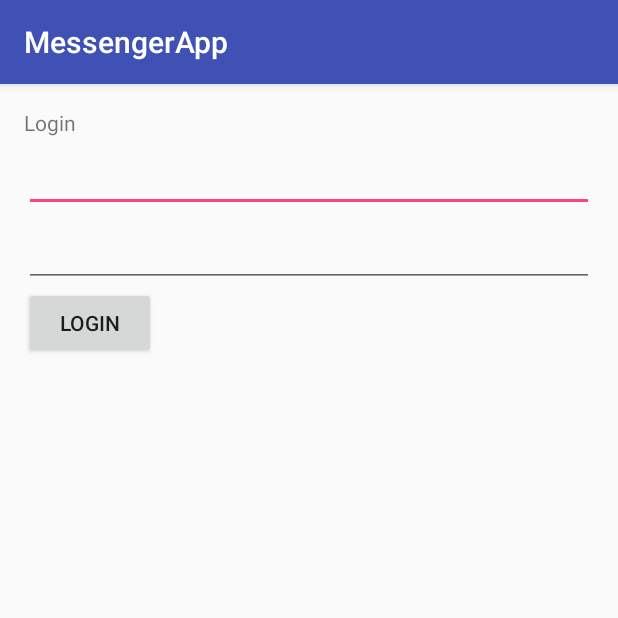
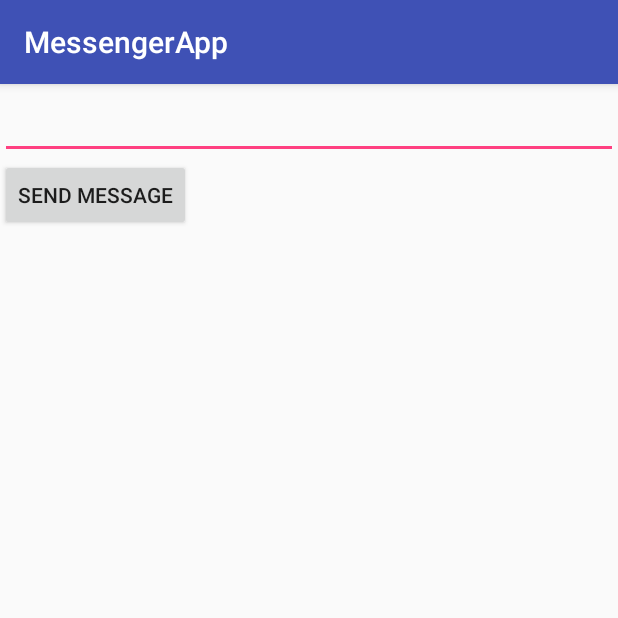
Before and after one commit to MessengerProject/App, an Android app: the screen it shows after launch (Login before the commit, Messenger after it), after a tap on "LOGIN", on a phone screen of 412 x 824 dp, the top half of it. Run offline under Robolectric (Android 15) with nearby library versions, the phone set to English and light mode, and no system bars.

Commit message:
adding Messenger Intent

```diff
--- a/app/src/main/AndroidManifest.xml
+++ b/app/src/main/AndroidManifest.xml
@@ -15,6 +15,7 @@
                 <category android:name="android.intent.category.LAUNCHER" />
             </intent-filter>
         </activity>
+        <activity android:name=".Messenger"></activity>
     </application>
 
 </manifest>
--- a/app/src/main/java/com/example/maxime/messengerapp/Login.java
+++ b/app/src/main/java/com/example/maxime/messengerapp/Login.java
@@ -1,5 +1,6 @@
 package com.example.maxime.messengerapp;
 
+import android.content.Intent;
 import android.support.v7.app.AppCompatActivity;
 import android.os.Bundle;
 import android.util.Log;
@@ -36,15 +37,15 @@ public class Login extends AppCompatActivity {
                 Login_BG_Async.LoginListener loginListener = new Login_BG_Async.LoginListener() {
                     @Override
                     public void onLogin(boolean result) {
-                        if (result)
+                        if (!result)
                         {
                             Toast.makeText(getApplication(), "Unknown User", Toast.LENGTH_LONG).show();
                         }
                         else
                         {
                             //TODO Go to next page with
-                            //Intent intent = new Intent(getApplication(),Login.class);
-                            //startActivity(intent);
+                            Intent intent = new Intent(getApplication(),Messenger.class);
+                            startActivity(intent);
                             Toast.makeText(getApplication(), "Connected!!", Toast.LENGTH_LONG).show();
 
                         }
--- /dev/null
+++ b/app/src/main/java/com/example/maxime/messengerapp/Messenger.java
@@ -0,0 +1,40 @@
+package com.example.maxime.messengerapp;
+
+import android.os.Bundle;
+import android.support.v7.app.AppCompatActivity;
+import android.view.View;
+import android.widget.Button;
+import android.widget.EditText;
+import android.widget.ListView;
+
+/**
+ * Created by maxime on 18/10/16.
+ */
+
+public class Messenger extends AppCompatActivity {
+
+    //private final String TAG = AppCompatActivity.class.getName();
+    //Message msg = new Message("Bob","L'eponge");
+    ListView  listViewMsg;
+    @Override
+    protected void onCreate(Bundle savedInstanceState) {
+        super.onCreate(savedInstanceState);
+        setContentView(R.layout.activity_messenger);
+
+        Button btnSend = (Button)findViewById(R.id.ButtonSend);
+        btnSend.setOnClickListener(new View.OnClickListener() {
+            @Override
+            public void onClick(View v) {
+                EditText  msgET = (EditText) findViewById(R.id.message);
+                String msg = String.valueOf(msgET.getText());
+                //TODO: implement message from Message class and push it to server (and add it to listViewMsg for the moment)
+            }
+        });
+    }
+
+
+
+
+
+
+}
--- a/app/src/main/res/layout/activity_login.xml
+++ b/app/src/main/res/layout/activity_login.xml
@@ -11,13 +11,13 @@
     tools:context="com.example.maxime.messengerapp.Login">
 
     <TextView
-        android:id="@+id/pagetitle"
+        android:id="@+id/LoginPage"
         android:layout_width="wrap_content"
         android:layout_height="wrap_content"
         android:text="Login" />
     <EditText
         android:id="@+id/login"
-        android:layout_below="@+id/pagetitle"
+        android:layout_below="@+id/LoginPage"
         android:layout_width="match_parent"
         android:layout_height="50dp"
         android:textSize="20dp"
--- /dev/null
+++ b/app/src/main/res/layout/activity_messenger.xml
@@ -0,0 +1,26 @@
+<?xml version="1.0" encoding="utf-8"?>
+<RelativeLayout xmlns:android="http://schemas.android.com/apk/res/android"
+    android:orientation="vertical" android:layout_width="match_parent"
+    android:layout_height="match_parent">
+
+
+
+    <ListView
+        android:id="@+id/listViewMsg"
+        android:layout_width="wrap_content"
+        android:layout_height="wrap_content" />
+    <EditText
+        android:id="@+id/message"
+        android:layout_below="@+id/listViewMsg"
+        android:layout_width="match_parent"
+        android:layout_height="50dp"
+        android:textSize="20dp"
+        android:inputType=""/>
+    <Button
+        android:layout_width="wrap_content"
+        android:layout_height="wrap_content"
+        android:layout_below="@+id/message"
+        android:text="Send Message"
+        android:id="@+id/ButtonSend" />
+
+</RelativeLayout>
```
Also changed, not shown: app/src/main/java/com/example/maxime/messengerapp/Message.java (added, +36 -0 lines), 1 other file.
